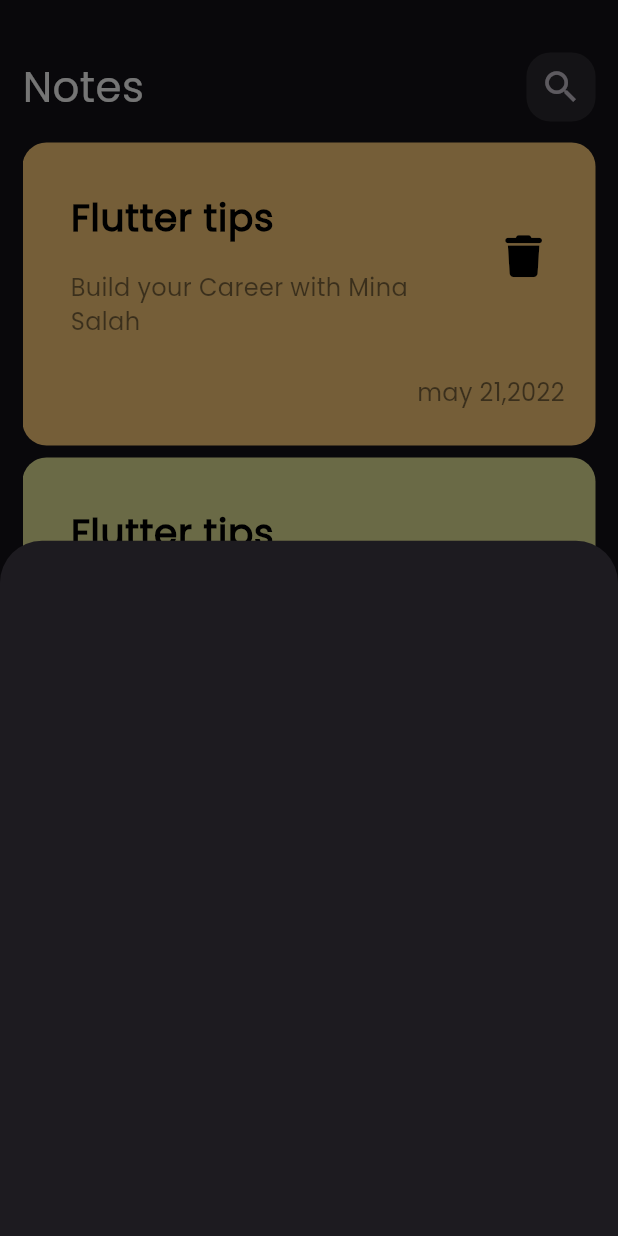
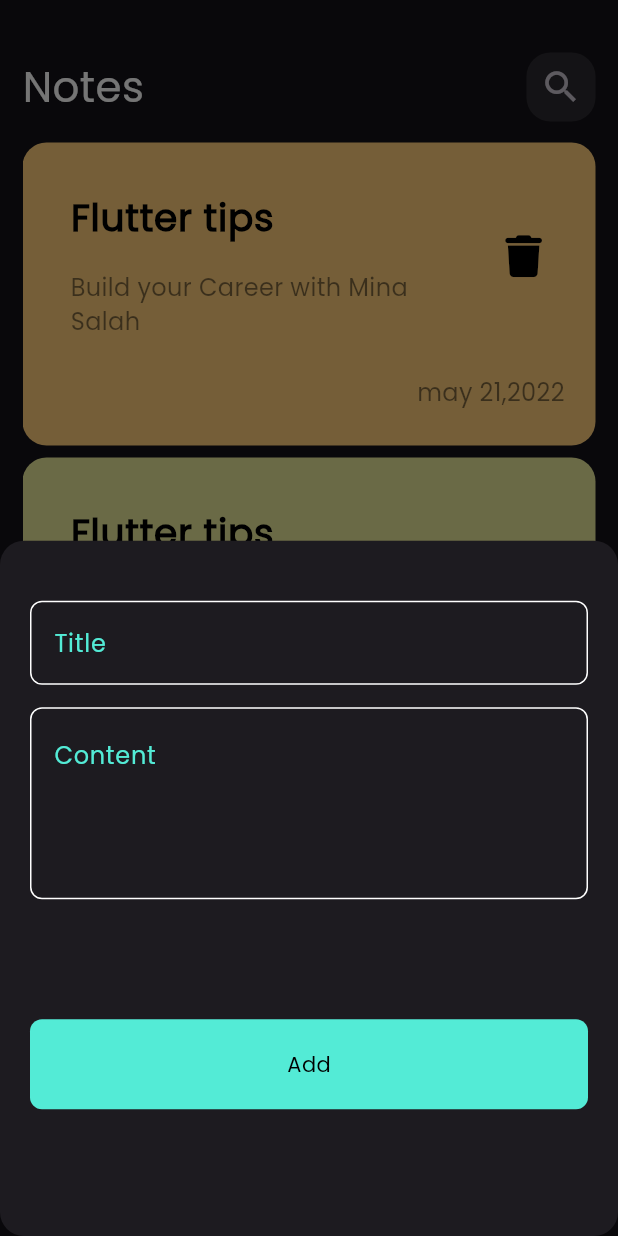
Before and after one commit to minasalah555/notes_app, a Flutter app: the screen it shows after launch, after a tap on an icon or button, on a phone screen of 412 x 824 dp. Run offline on Flutter 3.47's test engine with Material 3 defaults, Android fonts, the phone set to English and light mode, and no system bars; our stand-ins replace font_awesome_flutter.

Commit message:
addd border radius to bottom sheet and make butttom sheet widgets

```diff
--- a/lib/views/notes_view.dart
+++ b/lib/views/notes_view.dart
@@ -15,9 +15,12 @@ class NotesView extends StatelessWidget {
         splashColor: Colors.red,
         onPressed: () {
           showModalBottomSheet(
+            shape: RoundedRectangleBorder(
+              borderRadius: BorderRadius.circular(16),
+            ),
             context: context,
             builder: (context) {
-              return CustomShowBottonSheet();
+              return const CustomShowBottonSheet();
             },
           );
         },
--- a/lib/views/widgets/add_botton_message.dart
+++ b/lib/views/widgets/add_botton_message.dart
@@ -5,6 +5,55 @@ class CustomShowBottonSheet extends StatelessWidget {
 
   @override
   Widget build(BuildContext context) {
-    return Container();
+    return ListView(
+      padding: EdgeInsets.symmetric(vertical: 40, horizontal: 20),
+      children: [
+        TextField(
+          decoration: InputDecoration(
+            hintText: 'Title',
+            hintStyle: TextStyle(color: Color(0xff53EBD6)),
+            enabledBorder: OutlineInputBorder(
+              borderRadius: BorderRadius.circular(8),
+              borderSide: BorderSide(color: Colors.white),
+            ),
+            focusedBorder: OutlineInputBorder(
+              borderRadius: BorderRadius.circular(8),
+              borderSide: BorderSide(color: Colors.white),
+            ),
+          ),
+        ),
+        SizedBox(height: 15),
+        TextField(
+          maxLines: 4,
+
+          textAlignVertical: TextAlignVertical.bottom,
+          decoration: InputDecoration(
+            hintText: 'Content',
+            hintStyle: TextStyle(color: Color(0xff53EBD6)),
+            enabledBorder: OutlineInputBorder(
+              borderRadius: BorderRadius.circular(8),
+              borderSide: BorderSide(color: Colors.white),
+            ),
+            focusedBorder: OutlineInputBorder(
+              borderRadius: BorderRadius.circular(8),
+              borderSide: BorderSide(color: Colors.white),
+            ),
+          ),
+        ),
+        Container(
+          margin: EdgeInsets.only(top: 80),
+          decoration: BoxDecoration(
+            borderRadius: BorderRadius.circular(8),
+            color: Color(0xff53EBD6),
+          ),
+          child: Padding(
+            padding: const EdgeInsets.symmetric(vertical: 20),
+            child: Center(
+              child: Text('Add', style: TextStyle(color: Colors.black)),
+            ),
+          ),
+        ),
+      ],
+    );
   }
 }
```
